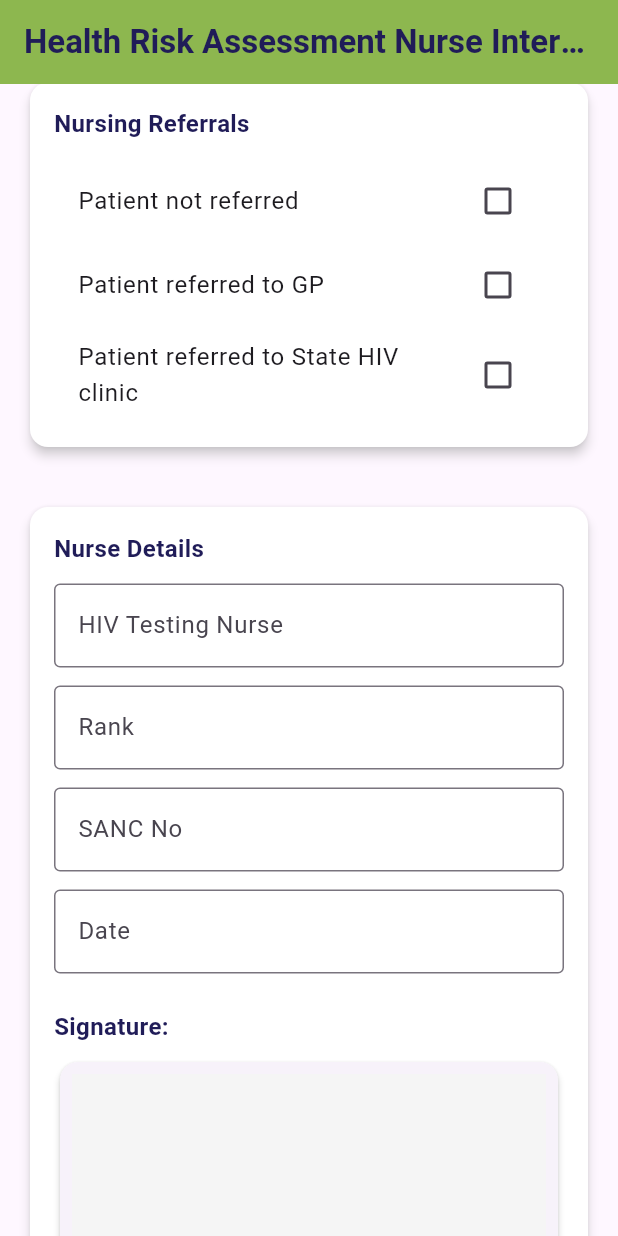
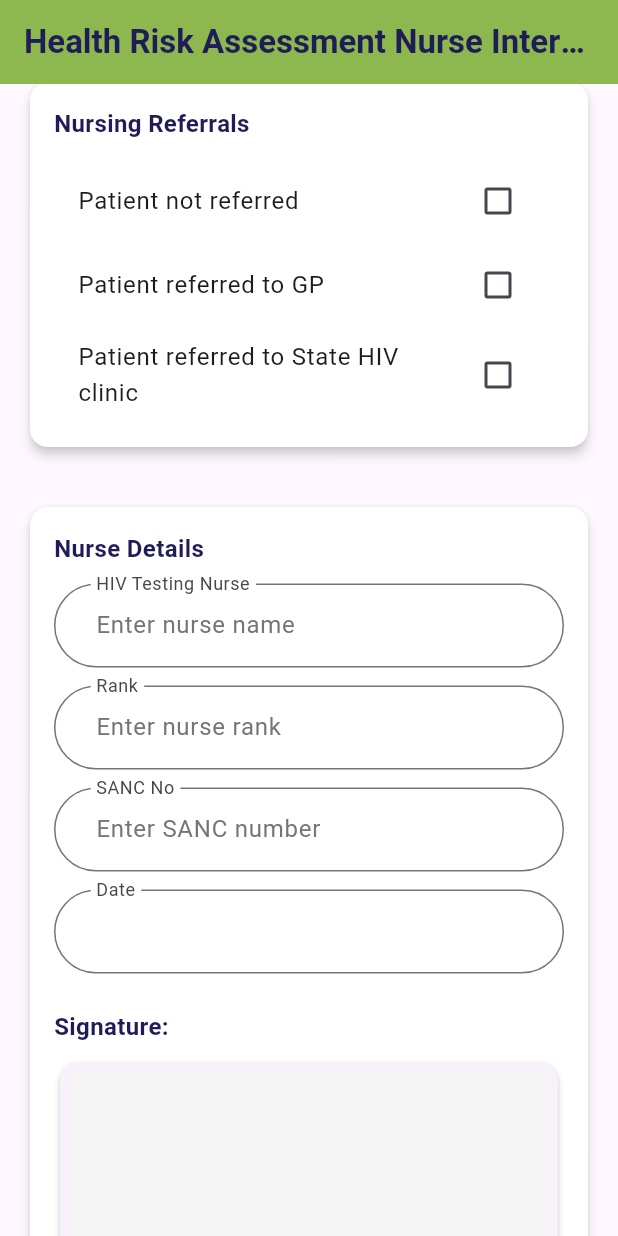
Before and after one commit to munashethedeveloper/kenwell_health_app, a Flutter app: the NurseInterventionScreen screen opened by its route, scrolled down 576 dp, on a phone screen of 412 x 824 dp. Run offline on Flutter 3.47's test engine with Material 3 defaults, Android fonts, the phone set to English and light mode, and no system bars; drawn by our look-alikes of signature; our stand-ins replace cloud_firestore, firebase_auth, package_info_plus, shared_preferences, table_calendar; accounts and stored records are empty.

Commit message:
textfields are consistent across most screens

```diff
--- a/lib/ui/features/auth/widgets/login_screen.dart
+++ b/lib/ui/features/auth/widgets/login_screen.dart
@@ -7,11 +7,7 @@ import '../../../shared/ui/logo/app_logo.dart';
 import '../../../../routing/route_names.dart';
 import '../../../../domain/models/user_model.dart';
 import '../../../shared/ui/navigation/main_navigation_screen.dart';
-
-const authOutlineInputBorder = OutlineInputBorder(
-  borderSide: BorderSide(color: Color(0xFF757575)),
-  borderRadius: BorderRadius.all(Radius.circular(100)),
-);
+import 'package:kenwell_health_app/ui/shared/ui/form/form_input_borders.dart';
 
 class LoginScreen extends StatefulWidget {
   const LoginScreen({super.key});
--- a/lib/ui/features/nurse_interventions/widgets/nurse_intervention_screen.dart
+++ b/lib/ui/features/nurse_interventions/widgets/nurse_intervention_screen.dart
@@ -1,4 +1,5 @@
 import 'package:flutter/material.dart';
+import 'package:kenwell_health_app/ui/shared/ui/form/form_input_borders.dart';
 import 'package:provider/provider.dart';
 import 'package:signature/signature.dart';
 import '../../../shared/ui/app_bar/kenwell_app_bar.dart';
@@ -247,7 +248,7 @@ class NurseInterventionScreen extends StatelessWidget {
     );
   }
 
-// ------------------ Reusable Widgets ------------------
+  // ------------------ Reusable Widgets ------------------
   Widget _buildSignatureSection(NurseInterventionViewModel viewModel) {
     return Column(
       crossAxisAlignment: CrossAxisAlignment.start,
@@ -294,7 +295,14 @@ class NurseInterventionScreen extends StatelessWidget {
         initialValue: value,
         decoration: InputDecoration(
           labelText: label,
-          border: const OutlineInputBorder(),
+          floatingLabelBehavior: FloatingLabelBehavior.always,
+          contentPadding:
+              const EdgeInsets.symmetric(horizontal: 24, vertical: 16),
+          border: authOutlineInputBorder,
+          enabledBorder: authOutlineInputBorder,
+          focusedBorder: authOutlineInputBorder.copyWith(
+            borderSide: const BorderSide(color: Color(0xFFFF7643)),
+          ),
         ),
         items: options
             .map((opt) => DropdownMenuItem(value: opt, child: Text(opt)))
@@ -314,11 +322,7 @@ class NurseInterventionScreen extends StatelessWidget {
       padding: const EdgeInsets.only(bottom: 12),
       child: TextFormField(
         controller: controller,
-        decoration: InputDecoration(
-          labelText: label,
-          hintText: hint,
-          border: const OutlineInputBorder(),
-        ),
+        decoration: _profileFieldDecoration(label, hint),
         validator: requiredField
             ? (val) =>
                 (val == null || val.isEmpty) ? 'Please enter $label' : null
@@ -335,10 +339,7 @@ class NurseInterventionScreen extends StatelessWidget {
       child: TextFormField(
         controller: controller,
         readOnly: true,
-        decoration: InputDecoration(
-          labelText: label,
-          border: const OutlineInputBorder(),
-        ),
+        decoration: _profileFieldDecoration(label, null),
         onTap: () async {
           FocusScope.of(context).requestFocus(FocusNode());
           final pickedDate = await showDatePicker(
@@ -359,4 +360,19 @@ class NurseInterventionScreen extends StatelessWidget {
       ),
     );
   }
+
+  InputDecoration _profileFieldDecoration(String label, String? hint) {
+    return InputDecoration(
+      labelText: label,
+      floatingLabelBehavior: FloatingLabelBehavior.always,
+      hintText: hint,
+      hintStyle: const TextStyle(color: Color(0xFF757575)),
+      contentPadding: const EdgeInsets.symmetric(horizontal: 24, vertical: 16),
+      border: authOutlineInputBorder,
+      enabledBorder: authOutlineInputBorder,
+      focusedBorder: authOutlineInputBorder.copyWith(
+        borderSide: const BorderSide(color: Color(0xFFFF7643)),
+      ),
+    );
+  }
 }
--- a/lib/ui/features/profile/widgets/profile_screen.dart
+++ b/lib/ui/features/profile/widgets/profile_screen.dart
@@ -1,13 +1,9 @@
 import 'package:flutter/material.dart';
 import 'package:kenwell_health_app/ui/shared/ui/buttons/custom_primary_button.dart';
 import 'package:provider/provider.dart';
+import 'package:kenwell_health_app/ui/shared/ui/form/form_input_borders.dart';
 import '../../../shared/ui/app_bar/kenwell_app_bar.dart';
 import '../view_model/profile_view_model.dart';
-
-const authOutlineInputBorder = OutlineInputBorder(
-  borderSide: BorderSide(color: Color(0xFF757575)),
-  borderRadius: BorderRadius.all(Radius.circular(100)),
-);
 
 class ProfileScreen extends StatelessWidget {
   const ProfileScreen({super.key});
--- /dev/null
+++ b/lib/ui/shared/ui/form/form_input_borders.dart
@@ -0,0 +1,6 @@
+import 'package:flutter/material.dart';
+
+const OutlineInputBorder authOutlineInputBorder = OutlineInputBorder(
+  borderSide: BorderSide(color: Color(0xFF757575)),
+  borderRadius: BorderRadius.all(Radius.circular(100)),
+);
```
Also changed, not shown: lib/ui/features/auth/widgets/register_screen.dart (+1 -6 lines), lib/ui/features/consent_form/widgets/consent_screen.dart (+15 -5 lines), lib/ui/features/patient/widgets/personal_details_screen.dart (+17 -0 lines), lib/ui/features/screening_results/widgets/wellness_screening_results_screen.dart (+17 -5 lines).
